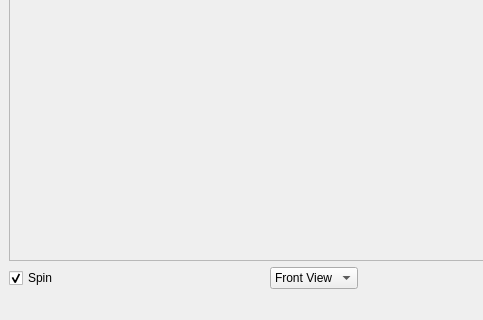
Qt form demos/modelviewer/controls.ui (chgans/qextmouse3d) before a commit; both pictures show x 0 to 483 and y 271 to 591 of the 850 by 591 pixel window.
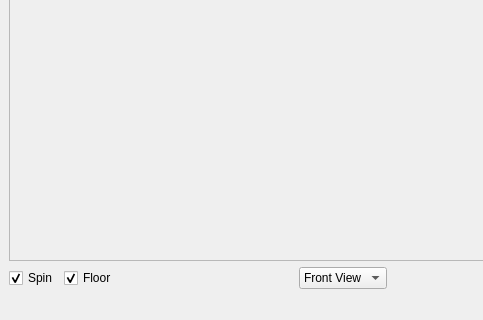
The same form after that commit.

```diff
--- a/demos/modelviewer/controls.ui
+++ b/demos/modelviewer/controls.ui
@@ -60,6 +60,19 @@
           </property>
          </widget>
         </item>
+        <item>
+         <widget class="QCheckBox" name="floorCheckBox">
+          <property name="statusTip">
+           <string>Draw a reference floor plane in y=0</string>
+          </property>
+          <property name="text">
+           <string>Floor</string>
+          </property>
+          <property name="checked">
+           <bool>true</bool>
+          </property>
+         </widget>
+        </item>
         <item>
          <spacer name="horizontalSpacer_2">
           <property name="orientation">
```
Left out of the diff: 50 changed lines with no effect on the pictures.
